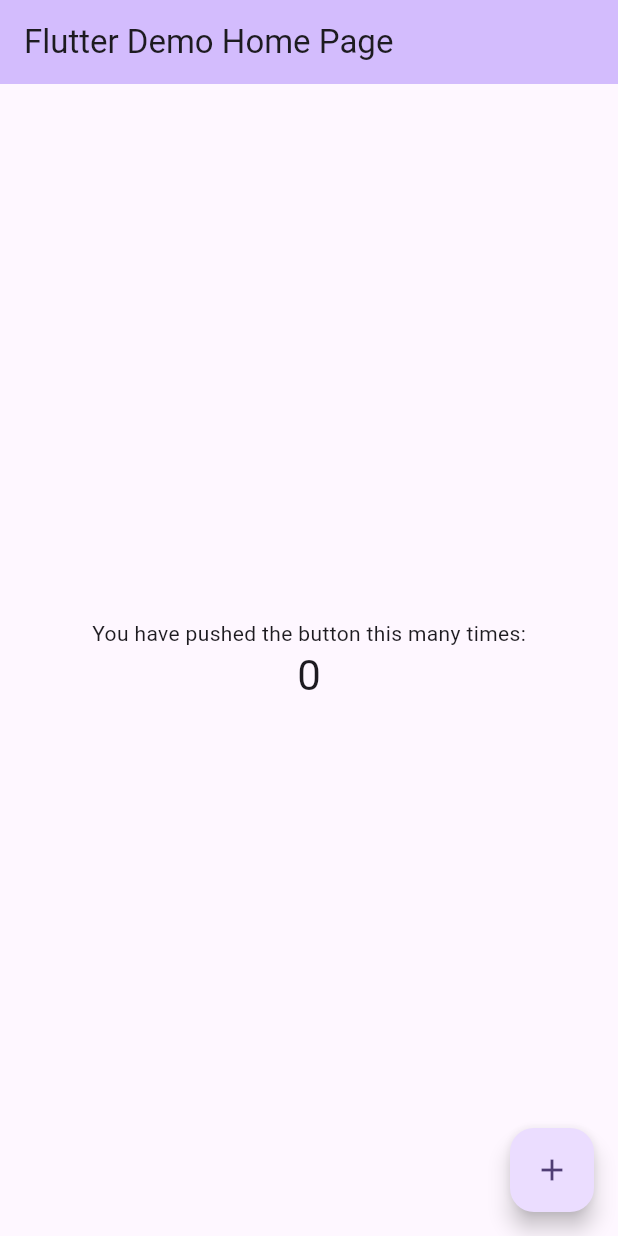
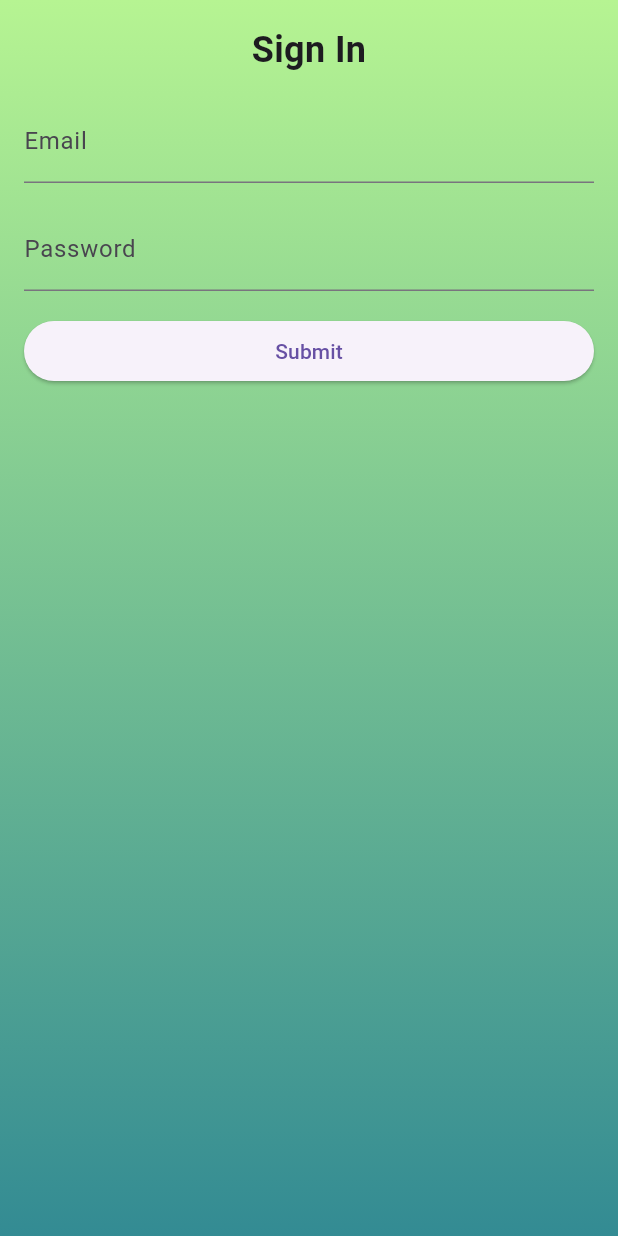
Before and after one commit to Rafik-Bendjema/TaskMates, a Flutter app: the screen it shows after launch, on a phone screen of 412 x 824 dp. Run offline on Flutter 3.47's test engine with Material 3 defaults, Android fonts, the light colour scheme and no system bars; our stand-ins replace cloud_firestore, firebase_auth, firebase_core, flutter_riverpod, flutter_svg; accounts and stored records are empty.

Commit message:
auth + riverpod added

```diff
--- /dev/null
+++ b/lib/core/widgets/background.dart
@@ -0,0 +1,11 @@
+import 'package:flutter/material.dart';
+
+Widget background(BuildContext context) => Container(
+      height: MediaQuery.of(context).size.height,
+      width: MediaQuery.of(context).size.width,
+      decoration: const BoxDecoration(
+          gradient: LinearGradient(
+              begin: Alignment.topCenter,
+              end: Alignment.bottomCenter,
+              colors: [Color(0xFFB6F492), Color(0Xff338B93)])),
+    );
--- /dev/null
+++ b/lib/features/auth/data/user.dart
@@ -0,0 +1,31 @@
+class UserModel {
+  String? firebaseId;
+  final String id;
+  final String email;
+  final String pwd;
+
+  UserModel(
+      {required this.id,
+      required this.email,
+      required this.pwd,
+      this.firebaseId});
+
+  // Method to convert a User instance to JSON
+  Map<String, dynamic> toJson() {
+    return {
+      'id': id,
+      'email': email,
+      'pwd': pwd,
+    };
+  }
+
+  // Factory method to create a User instance from JSON
+  factory UserModel.fromJson(Map<String, dynamic> json) {
+    return UserModel(
+      firebaseId: json['firebaseId'],
+      id: json['id'],
+      email: json['email'],
+      pwd: json['pwd'],
+    );
+  }
+}
--- /dev/null
+++ b/lib/features/auth/domain/firebase/userDb.dart
@@ -0,0 +1,65 @@
+import 'package:cloud_firestore/cloud_firestore.dart';
+import 'package:flutter/material.dart';
+import 'package:taskmates/features/auth/data/user.dart';
+import 'package:firebase_auth/firebase_auth.dart';
+import 'package:taskmates/features/auth/presentation/provider/userProvider.dart';
+
+abstract class UserDb {
+  Future<UserModel?> singUp(UserModel u);
+  Future<String?> singIn(String email, String pwd);
+}
+
+class UserDbImpl extends UserDb {
+  @override
+  Future<String?> singIn(String email, String pwd) async {
+    try {
+      final credential = await FirebaseAuth.instance
+          .signInWithEmailAndPassword(email: email, password: pwd);
+      return null;
+    } on FirebaseAuthException catch (e) {
+      if (e.code == 'user-not-found') {
+        print('No user found for that email.');
+        return 'No user found for that email.';
+      } else if (e.code == 'wrong-password') {
+        print("Wrong password provided for that user.");
+        return 'Wrong password provided for that user.';
+      }
+    }
+    return null;
+  }
+
+  @override
+  Future<UserModel?> singUp(UserModel u) async {
+    FirebaseFirestore db = FirebaseFirestore.instance;
+
+    try {
+      final credential =
+          await FirebaseAuth.instance.createUserWithEmailAndPassword(
+        email: u.email,
+        password: u.pwd,
+      );
+      u.firebaseId = credential.user?.uid;
+
+      db
+          .collection("users")
+          .doc(u.firebaseId)
+          .set(u.toJson())
+          .onError((e, _) => print("Error writing document: $e"));
+
+      if (FirebaseAuth.instance.currentUser != null) {
+        FirebaseAuth.instance.signOut();
+      }
+
+      return u;
+    } on FirebaseAuthException catch (e) {
+      if (e.code == 'weak-password') {
+        print('The password provided is too weak.');
+      } else if (e.code == 'email-already-in-use') {
+        print('The account already exists for that email.');
+      }
+    } catch (e) {
+      print(e);
+    }
+    return null;
+  }
+}
--- /dev/null
+++ b/lib/features/auth/presentation/pages/Signin.dart
@@ -0,0 +1,132 @@
+import 'package:firebase_auth/firebase_auth.dart';
+import 'package:flutter/material.dart';
+import 'package:flutter_riverpod/flutter_riverpod.dart';
+import 'package:taskmates/core/widgets/background.dart';
+import 'package:taskmates/features/auth/data/user.dart';
+import 'package:taskmates/features/auth/domain/firebase/userDb.dart';
+import 'package:taskmates/features/auth/presentation/pages/decider.dart';
+import 'package:taskmates/features/auth/presentation/provider/userProvider.dart';
+
+class Signin extends StatefulWidget {
+  const Signin({super.key});
+
+  @override
+  State<Signin> createState() => _SigninState();
+}
+
+class _SigninState extends State<Signin> {
+  final _formKey = GlobalKey<FormState>();
+  final TextEditingController _emailController = TextEditingController();
+  final TextEditingController _pwdController = TextEditingController();
+
+  String? _validateEmail(String? value) {
+    if (value == null || value.isEmpty) {
+      return 'Please enter an email';
+    }
+    final regex = RegExp(r'^[^@]+@[^@]+\.[^@]+');
+    if (!regex.hasMatch(value)) {
+      return 'Enter a valid email address';
+    }
+    return null;
+  }
+
+  String? _validatePassword(String? value) {
+    if (value == null || value.isEmpty) {
+      return 'Please enter a password';
+    }
+    if (value.length < 6) {
+      return 'Password must be at least 6 characters';
+    }
+    return null;
+  }
+
+  void _submit(WidgetRef ref) async {
+    if (_formKey.currentState!.validate()) {
+      UserDb userDb = UserDbImpl();
+      String? result =
+          await userDb.singIn(_emailController.text, _pwdController.text);
+      if (result != null) {
+        showDialog(
+            context: context,
+            builder: (context) => AlertDialog(
+                  title: const Text("Error"),
+                  content: Text(result),
+                  actions: [
+                    TextButton(
+                        onPressed: () {
+                          Navigator.pop(context);
+                        },
+                        child: const Text("Back"))
+                  ],
+                ));
+      } else {
+        ref
+            .read(userIdProvider.notifier)
+            .setUserId(FirebaseAuth.instance.currentUser?.uid);
+        Navigator.push(
+            context, MaterialPageRoute(builder: (context) => const Decider()));
+      }
+    }
+  }
+
+  @override
+  Widget build(BuildContext context) {
+    return Scaffold(
+      body: Stack(
+        children: [
+          background(context),
+          Padding(
+            padding: const EdgeInsets.all(16.0),
+            child: SingleChildScrollView(
+              scrollDirection: Axis.vertical,
+              child: Form(
+                key: _formKey,
+                child: Column(
+                  crossAxisAlignment: CrossAxisAlignment.stretch,
+                  children: [
+                    const Text(
+                      "Sign In",
+                      style:
+                          TextStyle(fontSize: 24, fontWeight: FontWeight.bold),
+                      textAlign: TextAlign.center,
+                    ),
+                    const SizedBox(height: 16),
+                    TextFormField(
+                      controller: _emailController,
+                      decoration: const InputDecoration(labelText: 'Email'),
+                      keyboardType: TextInputType.emailAddress,
+                      validator: _validateEmail,
+                    ),
+                    const SizedBox(height: 16),
+                    TextFormField(
+                      controller: _pwdController,
+                      decoration: const InputDecoration(labelText: 'Password'),
+                      obscureText: true,
+                      validator: _validatePassword,
+                    ),
+                    const SizedBox(height: 16),
+                    Consumer(
+                      builder: (context, ref, _) => ElevatedButton(
+                        onPressed: () {
+                          _submit(ref);
+                        },
+                        child: const Text('Submit'),
+                      ),
+                    ),
+                  ],
+                ),
+              ),
+            ),
+          ),
+        ],
+      ),
+    );
+  }
+
+  @override
+  void dispose() {
+    _emailController.dispose();
+    _pwdController.dispose();
+    super.dispose();
+  }
+}
--- /dev/null
+++ b/lib/features/auth/presentation/pages/decider.dart
@@ -0,0 +1,35 @@
+import 'package:firebase_auth/firebase_auth.dart';
+import 'package:flutter/material.dart';
+import 'package:taskmates/features/auth/presentation/pages/Signin.dart';
+import 'package:taskmates/features/home/presentation/pages/home.dart';
+import 'package:taskmates/features/splash/presentation/pages/Splash.dart';
+
+class Decider extends StatefulWidget {
+  const Decider({super.key});
+
+  @override
+  State<Decider> createState() => _DeciderState();
+}
+
+class _DeciderState extends State<Decider> {
+  @override
+  Widget build(BuildContext context) {
+    print("m here");
+    return StreamBuilder(
+        stream: FirebaseAuth.instance.authStateChanges(),
+        builder: (context, snapshot) {
+          if (snapshot.connectionState == ConnectionState.waiting) {
+            return const CircularProgressIndicator();
+          } else if (snapshot.hasError) {
+            return Text('Error: ${snapshot.error}');
+          } else if (snapshot.hasData) {
+            print("there is data");
+            if (snapshot.data == null) {
+              return const Signin();
+            } else {}
+            return const HomePage();
+          }
+          return const Signin();
+        });
+  }
+}
--- a/lib/main.dart
+++ b/lib/main.dart
@@ -1,125 +1,25 @@
 import 'package:flutter/material.dart';
+import 'package:flutter_riverpod/flutter_riverpod.dart';
+import 'package:taskmates/features/splash/presentation/pages/Splash.dart';
+import 'package:firebase_core/firebase_core.dart';
+import 'firebase_options.dart';
 
-void main() {
-  runApp(const MyApp());
+void main() async {
+  WidgetsFlutterBinding.ensureInitialized();
+  await Firebase.initializeApp(
+    options: DefaultFirebaseOptions.currentPlatform,
+  );
+  runApp(const ProviderScope(child: MyApp()));
 }
 
 class MyApp extends StatelessWidget {
   const MyApp({super.key});
 
-  // This widget is the root of your application.
   @override
   Widget build(BuildContext context) {
-    return MaterialApp(
-      title: 'Flutter Demo',
-      theme: ThemeData(
-        // This is the theme of your application.
-        //
-        // TRY THIS: Try running your application with "flutter run". You'll see
-        // the application has a purple toolbar. Then, without quitting the app,
-        // try changing the seedColor in the colorScheme below to Colors.green
-        // and then invoke "hot reload" (save your changes or press the "hot
-        // reload" button in a Flutter-supported IDE, or press "r" if you used
-        // the command line to start the app).
-        //
-        // Notice that the counter didn't reset back to zero; the application
-        // state is not lost during the reload. To reset the state, use hot
-        // restart instead.
-        //
-        // This works for code too, not just values: Most code changes can be
-        // tested with just a hot reload.
-        colorScheme: ColorScheme.fromSeed(seedColor: Colors.deepPurple),
-        useMaterial3: true,
-      ),
-      home: const MyHomePage(title: 'Flutter Demo Home Page'),
+    return const MaterialApp(
+      debugShowCheckedModeBanner: false,
+      home: Splash(),
     );
   }
 }
-
-class MyHomePage extends StatefulWidget {
-  const MyHomePage({super.key, required this.title});
-
-  // This widget is the home page of your application. It is stateful, meaning
-  // that it has a State object (defined below) that contains fields that affect
-  // how it looks.
-
-  // This class is the configuration for the state. It holds the values (in this
-  // case the title) provided by the parent (in this case the App widget) and
-  // used by the build method of the State. Fields in a Widget subclass are
-  // always marked "final".
-
-  final String title;
-
-  @override
-  State<MyHomePage> createState() => _MyHomePageState();
-}
-
-class _MyHomePageState extends State<MyHomePage> {
-  int _counter = 0;
-
-  void _incrementCounter() {
-    setState(() {
-      // This call to setState tells the Flutter framework that something has
-      // changed in this State, which causes it to rerun the build method below
-      // so that the display can reflect the updated values. If we changed
-      // _counter without calling setState(), then the build method would not be
-      // called again, and so nothing would appear to happen.
-      _counter++;
-    });
-  }
-
-  @override
-  Widget build(BuildContext context) {
-    // This method is rerun every time setState is called, for instance as done
-    // by the _incrementCounter method above.
-    //
-    // The Flutter framework has been optimized to make rerunning build methods
-    // fast, so that you can just rebuild anything that needs updating rather
-    // than having to individually change instances of widgets.
-    return Scaffold(
-      appBar: AppBar(
-        // TRY THIS: Try changing the color here to a specific color (to
-        // Colors.amber, perhaps?) and trigger a hot reload to see the AppBar
-        // change color while the other colors stay the same.
-        backgroundColor: Theme.of(context).colorScheme.inversePrimary,
-        // Here we take the value from the MyHomePage object that was created by
-        // the App.build method, and use it to set our appbar title.
-        title: Text(widget.title),
-      ),
-      body: Center(
-        // Center is a layout widget. It takes a single child and positions it
-        // in the middle of the parent.
-        child: Column(
-          // Column is also a layout widget. It takes a list of children and
-          // arranges them vertically. By default, it sizes itself to fit its
-          // children horizontally, and tries to be as tall as its parent.
-          //
-          // Column has various properties to control how it sizes itself and
-          // how it positions its children. Here we use mainAxisAlignment to
-          // center the children vertically; the main axis here is the vertical
-          // axis because Columns are vertical (the cross axis would be
-          // horizontal).
-          //
-          // TRY THIS: Invoke "debug painting" (choose the "Toggle Debug Paint"
-          // action in the IDE, or press "p" in the console), to see the
-          // wireframe for each widget.
-          mainAxisAlignment: MainAxisAlignment.center,
-          children: <Widget>[
-            const Text(
-              'You have pushed the button this many times:',
-            ),
-            Text(
-              '$_counter',
-              style: Theme.of(context).textTheme.headlineMedium,
-            ),
-          ],
-        ),
-      ),
-      floatingActionButton: FloatingActionButton(
-        onPressed: _incrementCounter,
-        tooltip: 'Increment',
-        child: const Icon(Icons.add),
-      ), // This trailing comma makes auto-formatting nicer for build methods.
-    );
-  }
-}
```
Also changed, not shown: lib/features/auth/presentation/pages/Singup.dart (added, +140 -0 lines), lib/features/auth/presentation/provider/userProvider.dart (added, +40 -0 lines), lib/features/home/presentation/pages/home.dart (added, +65 -0 lines), lib/features/splash/presentation/pages/Splash.dart (added, +54 -0 lines), pubspec.yaml (+22 -8 lines), assets/fonts/Kalam-Bold.ttf (added), assets/fonts/Kalam-Light.ttf (added), assets/fonts/Kalam-Regular.ttf (added), assets/images/logo.svg (added), firebase.json (added), lib/firebase_options.dart (added), pubspec.lock, 6 other files.
